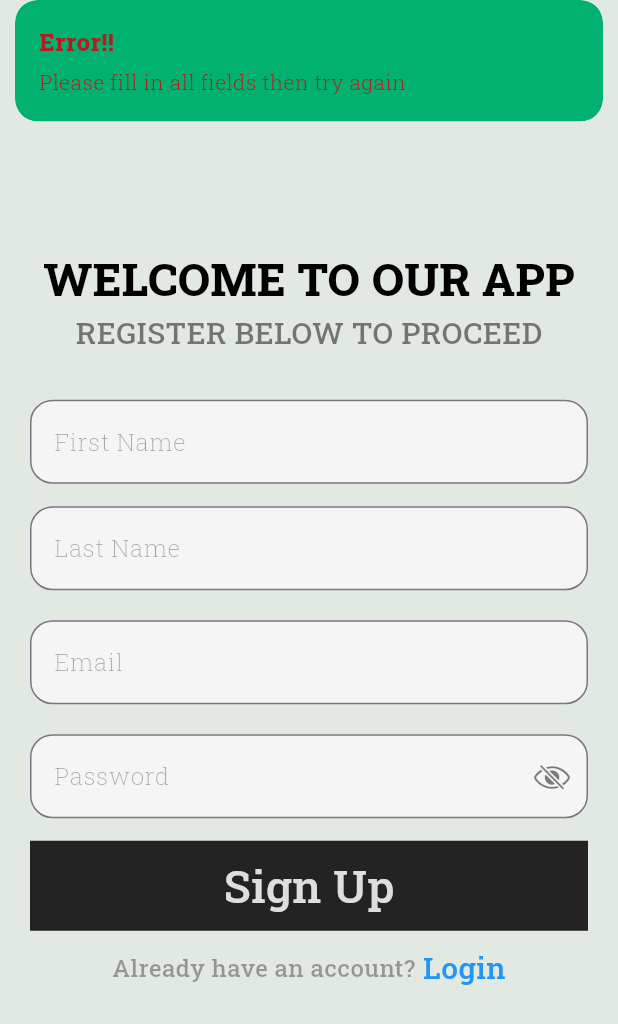
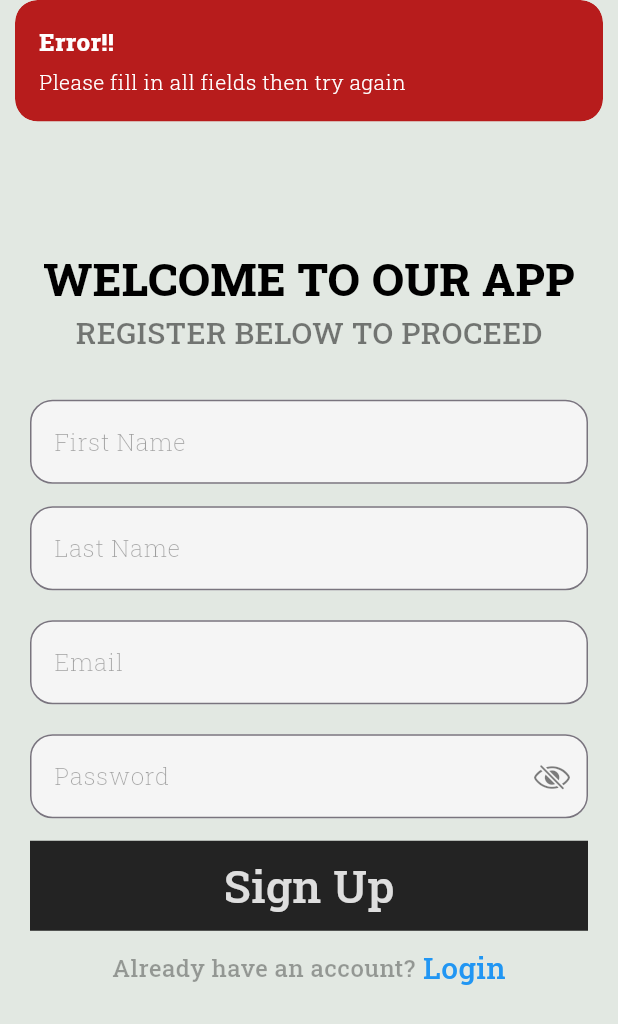
Before and after one commit to micckey/Dojo_Notes, a Flutter app: the screen it shows after launch, after a tap on "Register", after a tap on "Sign Up", on a phone screen of 412 x 824 dp. Shown: the top 1024 px of the screen. Run offline on Flutter 3.47's test engine with Material 3 defaults, Android fonts, the phone set to English and light mode, and no system bars; our stand-ins replace animate_do, awesome_notifications, cloud_firestore, firebase_auth, firebase_core, flutter_datetime_picker_plus and 6 more; accounts and stored records are empty.

```diff
--- a/lib/auth_pages/auth_provider.dart
+++ b/lib/auth_pages/auth_provider.dart
@@ -34,8 +34,7 @@ class _MyAuthProviderState extends State<MyAuthProvider> {
     if (user != null) {
       currentUser = user;
       IdTokenResult tokenResult = await user.getIdTokenResult();
-      String authToken =
-          tokenResult.token ?? ''; // Access the token as a String
+      String authToken = tokenResult.token ?? ''; // Access the token as a String
 
       final SharedPreferences sharedPreferences =
           await SharedPreferences.getInstance();
--- a/lib/auth_pages/login_page.dart
+++ b/lib/auth_pages/login_page.dart
@@ -53,7 +53,7 @@ class _LoginScreenState extends State<LoginScreen> {
         Get.to(() => const MyAuthProvider());
       } else {
         buildSnackBar('Error!!', 'Please fill in all fields then try again',
-            CustomColors().alertText);
+            );
       }
     } catch (e) {
       print('THE ERROR MESSAGE IS::: ${e.toString()}');
@@ -62,7 +62,7 @@ class _LoginScreenState extends State<LoginScreen> {
         buildSnackBar(
             'Login Failed!!',
             'Error connecting to the internet, please check your connection!',
-            CustomColors().alertText);
+            );
       } else if (e.toString().contains('[firebase_auth/wrong-password]')) {
         setState(() {
           passwordError = 'Incorrect password!!';
@@ -76,7 +76,7 @@ class _LoginScreenState extends State<LoginScreen> {
           emailError = 'Please enter a valid email address';
         });
       } else {
-        buildSnackBar('Register Failed!!', e, CustomColors().alertText);
+        buildSnackBar('Register Failed!!', e, );
       }
     }
   }
--- a/lib/auth_pages/register_page.dart
+++ b/lib/auth_pages/register_page.dart
@@ -68,17 +68,19 @@ class _RegisterScreenState extends State<RegisterScreen> {
 
         Get.to(() => const MyAuthProvider());
       } else {
-        buildSnackBar('Error!!', 'Please fill in all fields then try again',
-            CustomColors().alertText);
+        buildSnackBar(
+          'Error!!',
+          'Please fill in all fields then try again',
+        );
       }
     } catch (e) {
       print('THE ERROR MESSAGE IS::: ${e.toString()}');
       if (e.toString() ==
           '[firebase_auth/channel-error] Unable to establish connection on channel.') {
         buildSnackBar(
-            'Register Failed!!',
-            'Error connecting to the internet, please check your connection!',
-            CustomColors().alertText);
+          'Register Failed!!',
+          'Error connecting to the internet, please check your connection!',
+        );
       } else if (e
           .toString()
           .contains('[firebase_auth/email-already-in-use]')) {
@@ -94,7 +96,10 @@ class _RegisterScreenState extends State<RegisterScreen> {
           passwordError = e.toString().substring(29);
         });
       } else {
-        buildSnackBar('Register Failed', e, CustomColors().alertText);
+        buildSnackBar(
+          'Register Failed',
+          e,
+        );
       }
     }
   }
--- a/lib/configurations/custom_widgets.dart
+++ b/lib/configurations/custom_widgets.dart
@@ -205,12 +205,15 @@ ElevatedButton dialogButton({buttonFunction, color, label}) {
       child: myTextWidget(label, 15.sp, FontWeight.w400));
 }
 
-buildSnackBar(title, message, textColor, [duration = 2]) {
+buildSnackBar(title, message, [duration = 2]) {
   Get.snackbar(title, message,
       isDismissible: true,
       dismissDirection: DismissDirection.horizontal,
-      colorText: textColor,
+      colorText: CustomColors().whiteContentText,
       snackPosition: SnackPosition.TOP,
       animationDuration: Duration(seconds: duration),
-      backgroundColor: CustomColors().cardColor);
+      backgroundColor: title.toString().toLowerCase().contains('fail') ||
+              title.toString().toLowerCase().contains('error')
+          ? CustomColors().alertText
+          : CustomColors().successText);
 }
--- a/lib/configurations/notification_service.dart
+++ b/lib/configurations/notification_service.dart
@@ -23,8 +23,7 @@ String setBigPicturePath(category) {
   }
 }
 
-void handleNotificationActionReceived () {
-  AwesomeNotifications().getInitialNotificationAction().asStream().listen((notification) {
+Future<void> handleNotificationActionReceived(notification) async {
   String? documentID = notification?.payload?['documentID'];
 
   final docUser =
@@ -59,19 +58,17 @@ void handleNotificationActionReceived () {
           ],
           transition: Transition.fadeIn,
           duration: const Duration(milliseconds: 1500));
-
-
-
     } else {
       buildSnackBar(
-            'Error', 'An unexpected error occurred', CustomColors().alertText);
+        'Error',
+        'An unexpected error occurred with the notifications',
+      );
     }
   }).catchError((error) {
     buildSnackBar(
       'Error',
       'There might be an error with your internet connection, please ty again later',
-          CustomColors().alertText);
-    });
+    );
   });
 }
 
@@ -88,7 +85,7 @@ Future<String> createTrainingNotification(
     buildSnackBar(
       'Failed. Choose a different time',
       'Cannot set a reminder before the current time!!!',
-        CustomColors().alertText);
+    );
     return 'error'; // Exit the function to prevent scheduling the notification
   }
 
@@ -138,8 +135,8 @@ Future<void> cancelScheduledNotifications() async {
 
 void allowNotifications() {
   Get.dialog(AlertDialog(
-    title: myTextWidget(
-        'Allow Notifications', 24.sp, FontWeight.w600, CustomColors().whiteInfoText),
+    title: myTextWidget('Allow Notifications', 24.sp, FontWeight.w600,
+        CustomColors().whiteInfoText),
     content: myTextWidget('Our app would like to send you notifications', 20.sp,
         FontWeight.w400, CustomColors().whiteContentText),
     backgroundColor: CustomColors().cardColor,
--- a/lib/main.dart
+++ b/lib/main.dart
@@ -27,7 +27,8 @@ Future main() async {
         defaultColor: CustomColors().highlightColor.withOpacity(0.5)),
   ]);
 
-  handleNotificationActionReceived();
+  AwesomeNotifications()
+      .setListeners(onActionReceivedMethod: handleNotificationActionReceived);
 
   runApp(const MyApp());
 }
--- a/lib/views/dashboard_drawer.dart
+++ b/lib/views/dashboard_drawer.dart
@@ -60,6 +60,7 @@ class MyDrawer extends StatelessWidget {
                             buttonFunction: () {
                               cancelScheduledNotifications();
                               Scaffold.of(context).closeDrawer();
+                              Get.back();
                             },
                             label: 'Yes',
                             color: CustomColors().highlightColor),
```
Also changed, not shown: lib/views/dashboard.dart (+22 -9 lines), lib/views/new_note.dart (+10 -6 lines), lib/views/note_page.dart (+5 -3 lines), 1 other file. Lines whose indentation alone changed are shown as unchanged.
